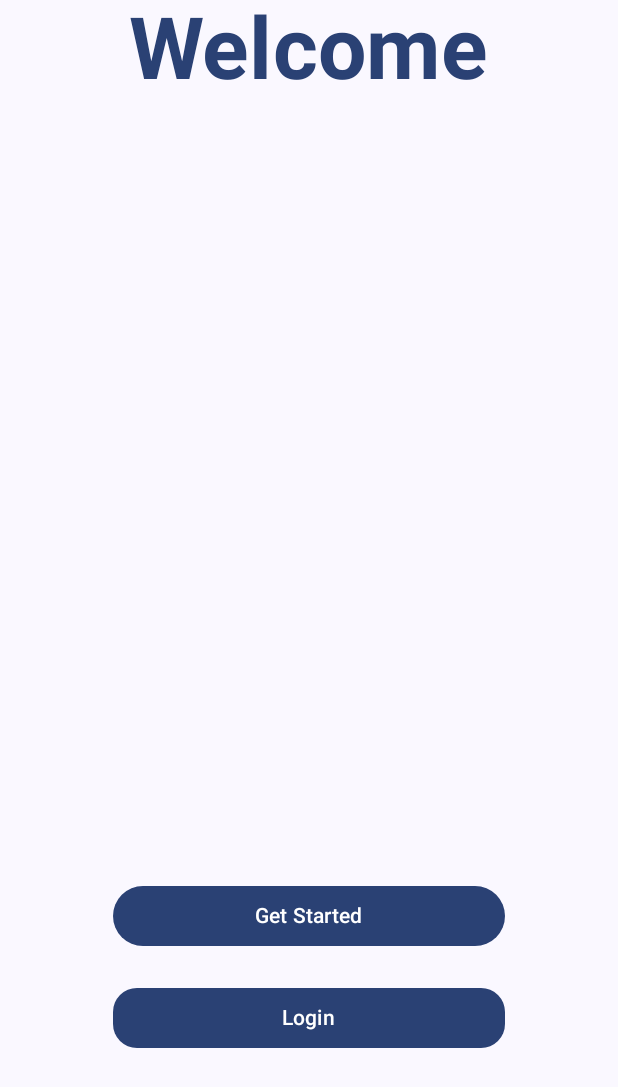
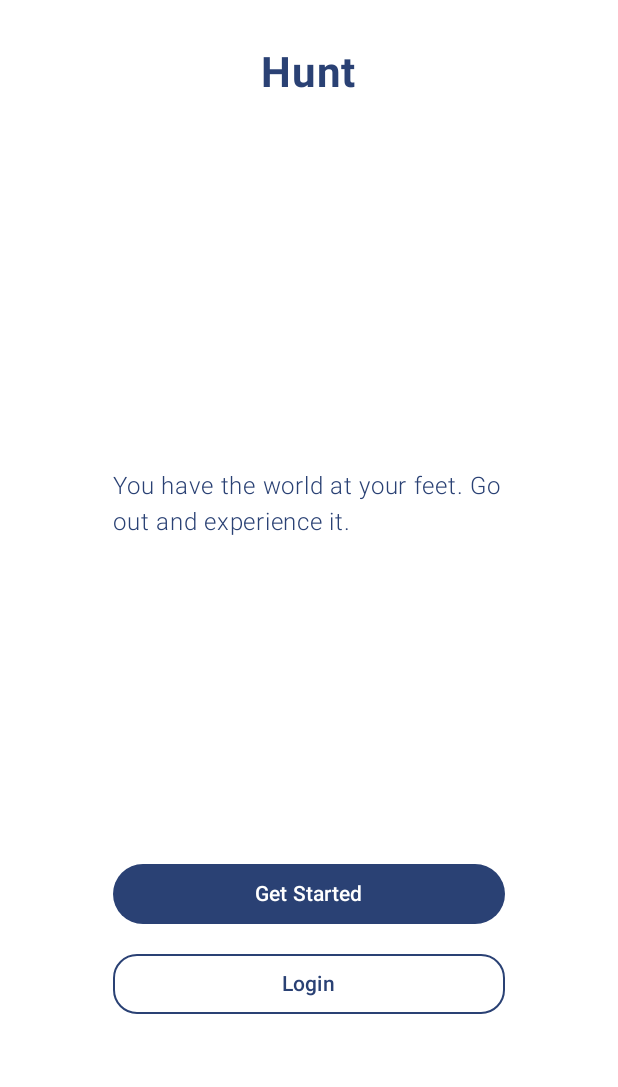
Before and after one commit to steveng85/AppDevelopment, an Android app built with Jetpack Compose: the screen it shows after launch (MainActivity), on a phone screen of 412 x 824 dp. Shown: the top 1087 px of the screen. Run offline under Robolectric (Android 15) with nearby library versions, the phone set to English and light mode, and no system bars.

Commit message:
Welcome screen fixed

```diff
--- a/app/src/main/java/com/example/appdevelopment/ui/screens/welcomeView/WelcomeScreen.kt
+++ b/app/src/main/java/com/example/appdevelopment/ui/screens/welcomeView/WelcomeScreen.kt
@@ -1,9 +1,9 @@
 package com.example.appdevelopment
 
-import androidx.compose.foundation.clickable
+import androidx.compose.foundation.BorderStroke
+import androidx.compose.foundation.background
 import androidx.compose.foundation.layout.*
 import androidx.compose.foundation.shape.RoundedCornerShape
-import androidx.compose.material.Card
 import androidx.compose.material3.*
 import androidx.compose.runtime.Composable
 import androidx.compose.ui.Alignment
@@ -18,40 +18,58 @@ import com.example.appdevelopment.navigation.Screen
 
 @ExperimentalMaterial3Api
 @Composable
-fun WelcomeScreen(
-    navController: NavController
+fun WelcomeScreen(navController: NavController) {
+    Box(
+        modifier = Modifier
+            .fillMaxSize()
+            .background(color = Color.White)
+            .padding(
+                PaddingValues(
+                    start = 75.dp,
+                    top = 12.dp,
+                    end = 75.dp,
+                    bottom = 12.dp
+                ),
+            )
     ) {
-    Surface(modifier = Modifier.fillMaxSize()) {
         Column(
             modifier = Modifier
-                .fillMaxHeight()
                 .fillMaxWidth()
-                .padding(20.dp)
+                .padding(top = 20.dp),
+            verticalArrangement = Arrangement.Top,
+            horizontalAlignment = Alignment.CenterHorizontally
         ) {
-            Card() {
-
-            }
+            WelcomeTitle()
         }
 
         Column(
-            modifier = Modifier.fillMaxWidth(),
-            verticalArrangement = Arrangement.Top,
+            modifier = Modifier
+                .fillMaxWidth(),
+//                .padding(top = 50.dp),
+            verticalArrangement = Arrangement.Bottom,
             horizontalAlignment = Alignment.CenterHorizontally
         ) {
+            WelcomeText()
+        }
+
         Column(
             modifier = Modifier
-                    .padding(
-                        start = 75.dp,
-                        end = 75.dp
-                    )
-                    .fillMaxHeight(),
-                horizontalAlignment = Alignment.CenterHorizontally,
-                verticalArrangement = Arrangement.spacedBy(20.dp)
+                .fillMaxWidth()
+                .padding(top = 560.dp),
+            verticalArrangement = Arrangement.Bottom,
+            horizontalAlignment = Alignment.CenterHorizontally
         ) {
-                WelcomeAnimation(navController = navController)
             GetStartedButton(navController = navController)
+        }
+
+        Column(
+            modifier = Modifier
+                .fillMaxWidth()
+                .padding(top = 620.dp),
+            verticalArrangement = Arrangement.Bottom,
+            horizontalAlignment = Alignment.CenterHorizontally
+        ) {
             LoginButton(navController = navController)
-            }
         }
     }
 }
@@ -65,27 +83,28 @@ fun WelcomeScreenPreview() {
 
 @ExperimentalMaterial3Api
 @Composable
-fun WelcomeAnimation(navController: NavController) {
-    Box(
-        modifier = Modifier.padding(bottom = 500.dp),
+fun WelcomeTitle() {
+        Text(
+            text = "Hunt",
+            color = MaterialTheme.colorScheme.primary,
+            fontSize = MaterialTheme.typography.headlineMedium.fontSize,
+            fontWeight = FontWeight.Bold,
+        )
+    }
+
+@Composable
+fun WelcomeText() {
+    Column(
+        modifier = Modifier.padding(top = 300.dp),
 
         ) {
         Text(
-            modifier = Modifier.clickable {
-                navController.navigate(route = Screen.Splash.route)
-//                {
-//                    popUpTo(Screen.Splash.route) {
-//                        inclusive = true
-//                    }
-//                }
-            },
-            text = "Welcome",
+            text = "You have the world at your feet. Go out and experience it.",
             color = MaterialTheme.colorScheme.primary,
-            fontSize = MaterialTheme.typography.displayLarge.fontSize,
-            fontWeight = FontWeight.Bold
+            fontSize = MaterialTheme.typography.bodyLarge.fontSize,
+            fontWeight = FontWeight.Light
         )
     }
-
 }
 
 @ExperimentalMaterial3Api
@@ -105,13 +124,12 @@ fun LoginButton(navController: NavController) {
          Button(
             onClick = { navController.navigate(route = Screen.Login.route) },
             modifier = Modifier.fillMaxWidth(),
-//            contentPadding = PaddingValues(
-//                start = 100.dp,
-//                top = 12.dp,
-//                end = 100.dp,
-//                bottom = 12.dp
-//            ),
-             shape = RoundedCornerShape(16.dp)
+             shape = RoundedCornerShape(16.dp),
+             colors = ButtonDefaults.buttonColors(
+                 contentColor = MaterialTheme.colorScheme.primary,
+                 containerColor = Color.White
+             ),
+             border = BorderStroke(1.dp, MaterialTheme.colorScheme.primary)
         ) {
             Text(text = "Login")
         }
```
Lines whose indentation alone changed are shown as unchanged.
